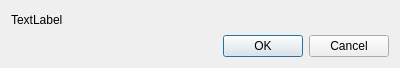
Above: Ui/FutureProgressDialog.ui from asynts/QtAccounting before the change. Below: the same form after it.
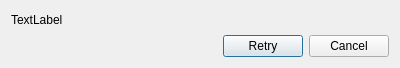
That is the form after the change.

Commit message:
Widgets: Add 'Retry' and 'Cancel' buttons in designer
This is required to be able to access the standard buttons.  Previously,
I received an error when trying to connect the buttons.

```diff
--- a/Ui/FutureProgressDialog.ui
+++ b/Ui/FutureProgressDialog.ui
@@ -30,7 +30,7 @@
       <enum>Qt::Horizontal</enum>
      </property>
      <property name="standardButtons">
-      <set>QDialogButtonBox::Cancel|QDialogButtonBox::Ok</set>
+      <set>QDialogButtonBox::Cancel|QDialogButtonBox::Retry</set>
      </property>
     </widget>
    </item>
```
The commit also changes 1 other file.
